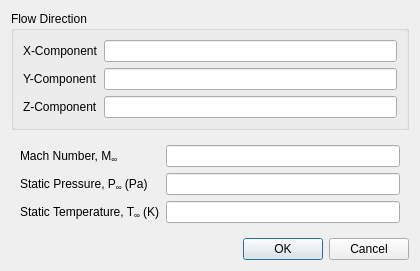
nextfoam/baram, file baramFlow/view/setup/boundary_conditions/farfield_riemann_dialog.ui: the form before one commit.
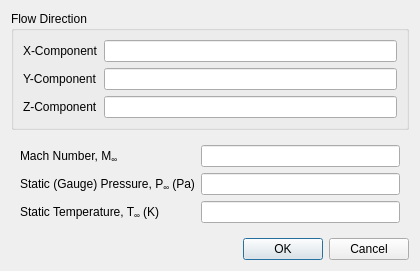
The form after the commit.

Commit message: Issue baram#372, to reduce confusion

```diff
--- a/baramFlow/view/setup/boundary_conditions/farfield_riemann_dialog.ui
+++ b/baramFlow/view/setup/boundary_conditions/farfield_riemann_dialog.ui
@@ -90,7 +90,7 @@
          <item row="1" column="0">
           <widget class="QLabel" name="label_7">
            <property name="text">
-            <string>Static Pressure, P&lt;sub&gt;∞&lt;/sub&gt; (Pa)</string>
+            <string>Static (Gauge) Pressure, P&lt;sub&gt;∞&lt;/sub&gt; (Pa)</string>
            </property>
           </widget>
          </item>
```
